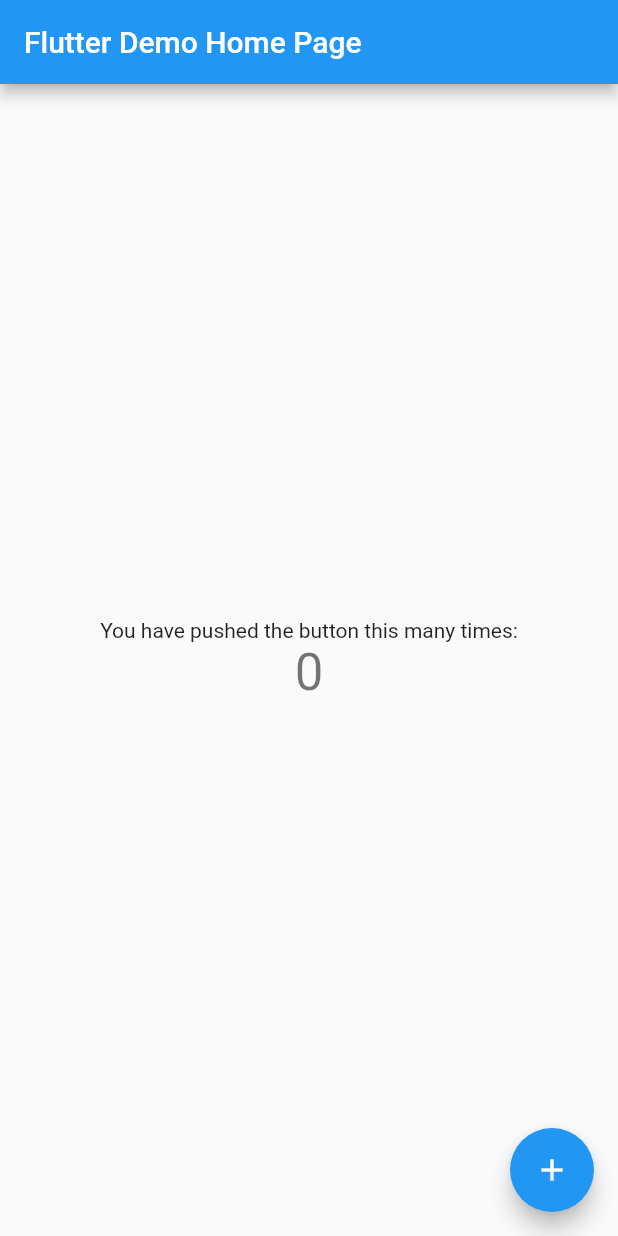
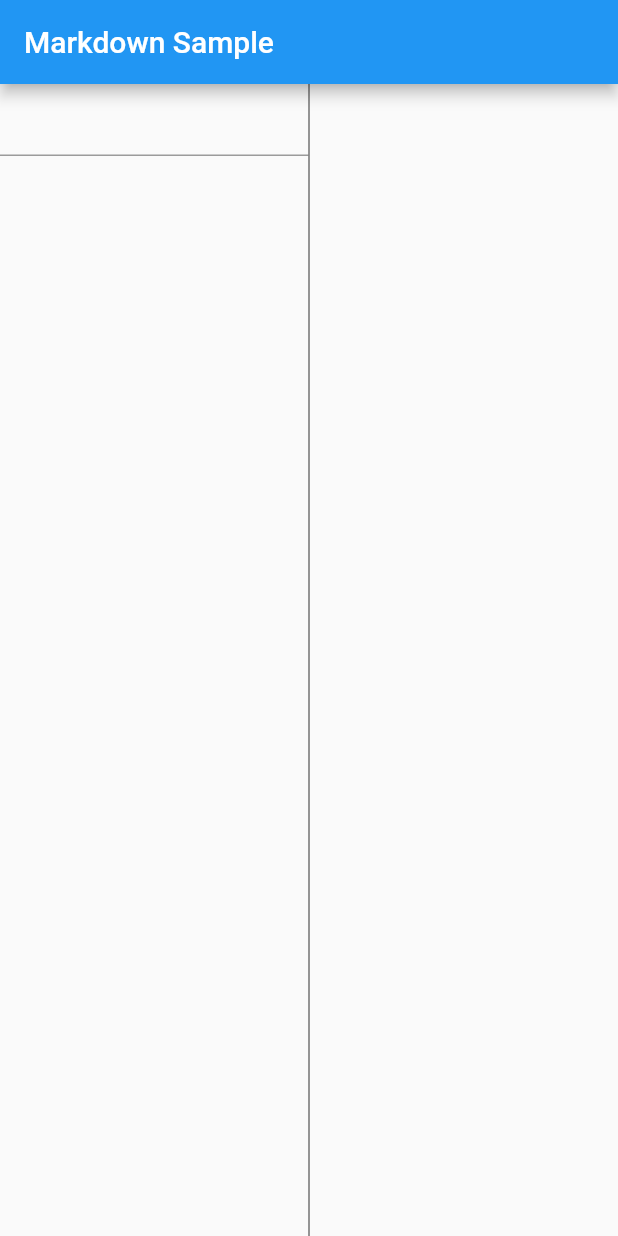
Before and after one commit to Umigishi-Aoi/markdown_sample, a Flutter app: the screen it shows after launch, on a phone screen of 412 x 824 dp. Run offline on Flutter 3.47's test engine with Material 2 defaults, Android fonts, the phone set to English and light mode, and no system bars; our stand-ins replace flutter_markdown.

Commit message:
made markdown sample

```diff
--- a/lib/main.dart
+++ b/lib/main.dart
@@ -1,4 +1,5 @@
 import 'package:flutter/material.dart';
+import 'package:flutter_markdown/flutter_markdown.dart';
 
 void main() {
   runApp(const MyApp());
@@ -7,109 +8,58 @@ void main() {
 class MyApp extends StatelessWidget {
   const MyApp({Key? key}) : super(key: key);
 
-  // This widget is the root of your application.
   @override
   Widget build(BuildContext context) {
     return MaterialApp(
       title: 'Flutter Demo',
       theme: ThemeData(
-        // This is the theme of your application.
-        //
-        // Try running your application with "flutter run". You'll see the
-        // application has a blue toolbar. Then, without quitting the app, try
-        // changing the primarySwatch below to Colors.green and then invoke
-        // "hot reload" (press "r" in the console where you ran "flutter run",
-        // or simply save your changes to "hot reload" in a Flutter IDE).
-        // Notice that the counter didn't reset back to zero; the application
-        // is not restarted.
         primarySwatch: Colors.blue,
       ),
-      home: const MyHomePage(title: 'Flutter Demo Home Page'),
+      home: const MarkdownSample(),
     );
   }
 }
 
-class MyHomePage extends StatefulWidget {
-  const MyHomePage({Key? key, required this.title}) : super(key: key);
-
-  // This widget is the home page of your application. It is stateful, meaning
-  // that it has a State object (defined below) that contains fields that affect
-  // how it looks.
-
-  // This class is the configuration for the state. It holds the values (in this
-  // case the title) provided by the parent (in this case the App widget) and
-  // used by the build method of the State. Fields in a Widget subclass are
-  // always marked "final".
-
-  final String title;
+class MarkdownSample extends StatefulWidget {
+  const MarkdownSample({Key? key}) : super(key: key);
 
   @override
-  State<MyHomePage> createState() => _MyHomePageState();
+  State<MarkdownSample> createState() => _MarkdownSampleState();
 }
 
-class _MyHomePageState extends State<MyHomePage> {
-  int _counter = 0;
-
-  void _incrementCounter() {
-    setState(() {
-      // This call to setState tells the Flutter framework that something has
-      // changed in this State, which causes it to rerun the build method below
-      // so that the display can reflect the updated values. If we changed
-      // _counter without calling setState(), then the build method would not be
-      // called again, and so nothing would appear to happen.
-      _counter++;
-    });
-  }
+class _MarkdownSampleState extends State<MarkdownSample> {
+  String _markdownText = '';
 
   @override
   Widget build(BuildContext context) {
-    // This method is rerun every time setState is called, for instance as done
-    // by the _incrementCounter method above.
-    //
-    // The Flutter framework has been optimized to make rerunning build methods
-    // fast, so that you can just rebuild anything that needs updating rather
-    // than having to individually change instances of widgets.
     return Scaffold(
       appBar: AppBar(
-        // Here we take the value from the MyHomePage object that was created by
-        // the App.build method, and use it to set our appbar title.
-        title: Text(widget.title),
+        title: const Text('Markdown Sample'),
       ),
-      body: Center(
-        // Center is a layout widget. It takes a single child and positions it
-        // in the middle of the parent.
-        child: Column(
-          // Column is also a layout widget. It takes a list of children and
-          // arranges them vertically. By default, it sizes itself to fit its
-          // children horizontally, and tries to be as tall as its parent.
-          //
-          // Invoke "debug painting" (press "p" in the console, choose the
-          // "Toggle Debug Paint" action from the Flutter Inspector in Android
-          // Studio, or the "Toggle Debug Paint" command in Visual Studio Code)
-          // to see the wireframe for each widget.
-          //
-          // Column has various properties to control how it sizes itself and
-          // how it positions its children. Here we use mainAxisAlignment to
-          // center the children vertically; the main axis here is the vertical
-          // axis because Columns are vertical (the cross axis would be
-          // horizontal).
-          mainAxisAlignment: MainAxisAlignment.center,
-          children: <Widget>[
-            const Text(
-              'You have pushed the button this many times:',
+      body: Row(
+        crossAxisAlignment: CrossAxisAlignment.start,
+        children: [
+          Expanded(
+            child: TextField(
+              keyboardType: TextInputType.multiline,
+              maxLines: null,
+              onChanged: (text) {
+                setState(() {
+                  _markdownText = text;
+                });
+              },
             ),
-            Text(
-              '$_counter',
-              style: Theme.of(context).textTheme.headline4,
-            ),
-          ],
-        ),
+          ),
+          Container(
+            height: double.infinity,
+            width: 1,
+            color: Colors.black54,
+          ),
+          Expanded(
+            child: Markdown(data: _markdownText),
+          )
+        ],
       ),
-      floatingActionButton: FloatingActionButton(
-        onPressed: _incrementCounter,
-        tooltip: 'Increment',
-        child: const Icon(Icons.add),
-      ), // This trailing comma makes auto-formatting nicer for build methods.
     );
   }
 }
--- a/pubspec.yaml
+++ b/pubspec.yaml
@@ -45,6 +45,7 @@ dev_dependencies:
   # package. See that file for information about deactivating specific lint
   # rules and activating additional ones.
   flutter_lints: ^1.0.0
+  flutter_markdown: ^0.6.9
 
 # For information on the generic Dart part of this file, see the
 # following page: https://dart.dev/tools/pub/pubspec
```
Also changed, not shown: pubspec.lock.
